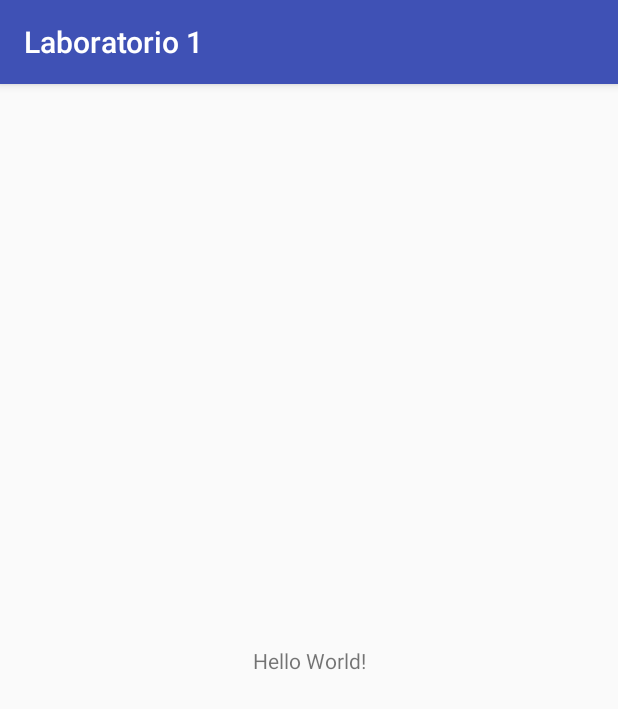
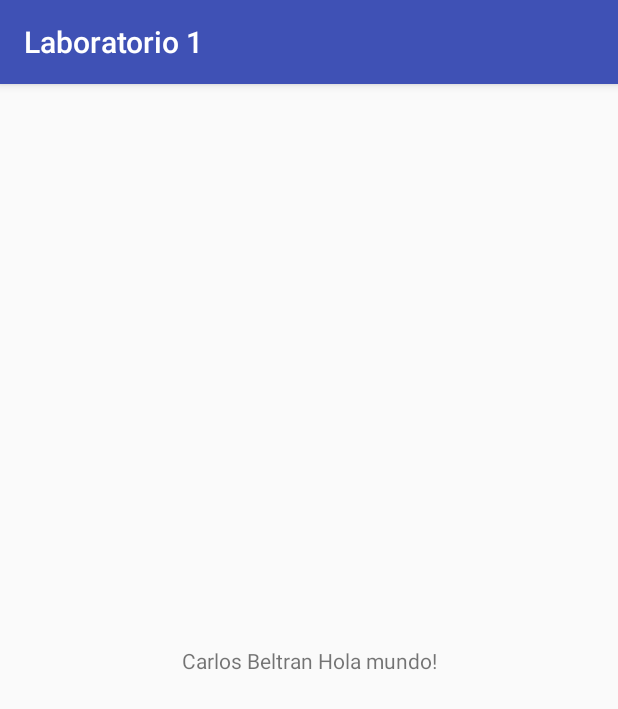
Before and after one commit to CarlosBeltranP/PDM_Labo1_00507511, an Android app: the screen it shows after launch (MainActivity), on a phone screen of 412 x 824 dp. Shown: the top 709 px of the screen. Run offline under Robolectric (Android 15) with nearby library versions, the phone set to English and light mode, and no system bars.

Commit message:
Texto central cambiado

```diff
--- a/app/src/main/res/layout/activity_main.xml
+++ b/app/src/main/res/layout/activity_main.xml
@@ -9,7 +9,7 @@
     <TextView
         android:layout_width="wrap_content"
         android:layout_height="wrap_content"
-        android:text="Hello World!"
+        android:text="Carlos Beltran Hola mundo!"
         app:layout_constraintBottom_toBottomOf="parent"
         app:layout_constraintLeft_toLeftOf="parent"
         app:layout_constraintRight_toRightOf="parent"
```
